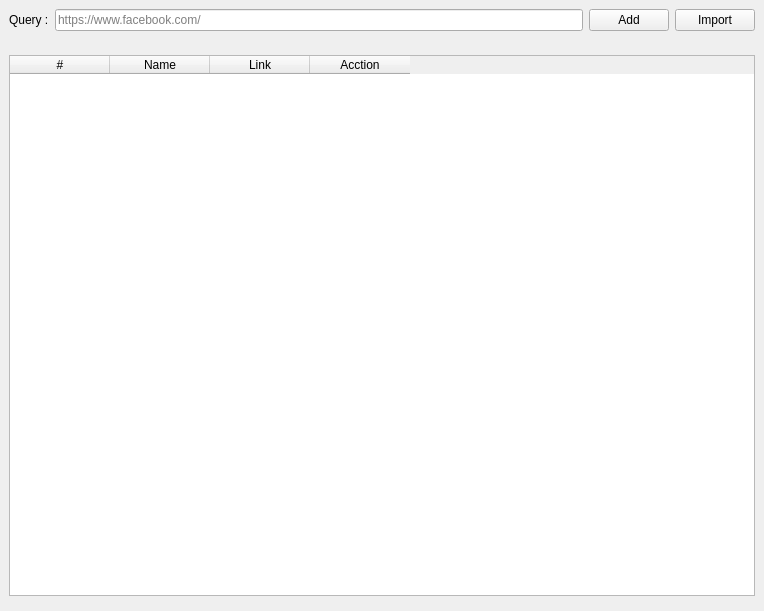
Qt form ui/facebook/Follow.ui (kreemkhaled112/GUI) before a commit.
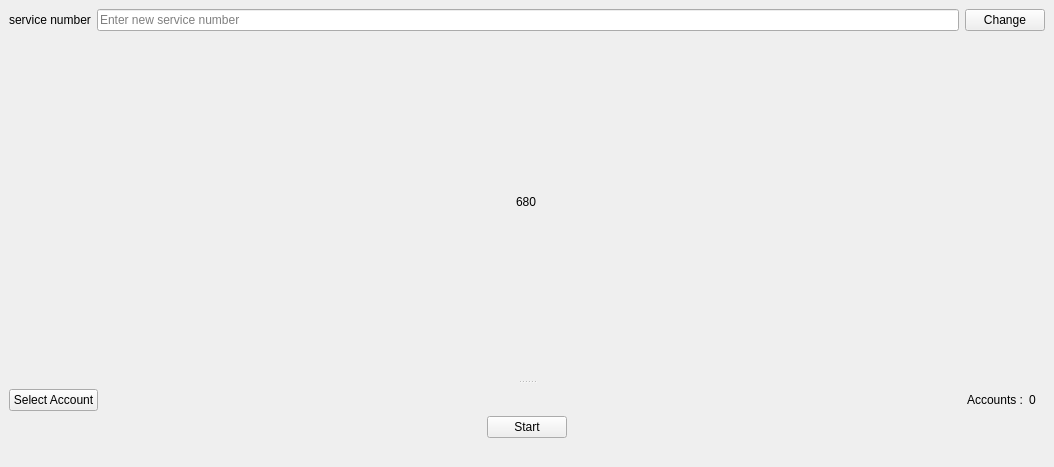
The same form after that commit.

Patch:
```diff
--- a/ui/facebook/Follow.ui
+++ b/ui/facebook/Follow.ui
@@ -6,8 +6,8 @@
    <rect>
     <x>0</x>
     <y>0</y>
-    <width>764</width>
-    <height>611</height>
+    <width>1054</width>
+    <height>467</height>
    </rect>
   </property>
   <property name="windowTitle">
@@ -29,83 +29,204 @@
    <property name="bottomMargin">
     <number>0</number>
    </property>
-   <property name="horizontalSpacing">
+   <property name="spacing">
     <number>0</number>
    </property>
-   <item row="2" column="0">
-    <widget class="QWidget" name="widget_1" native="true">
-     <layout class="QGridLayout" name="gridLayout_2">
       <item row="0" column="0">
-       <widget class="QTableWidget" name="table">
-        <column>
-         <property name="text">
-          <string>#</string>
-         </property>
-        </column>
-        <column>
-         <property name="text">
-          <string>Name</string>
-         </property>
-        </column>
-        <column>
-         <property name="text">
-          <string>Link</string>
-         </property>
-        </column>
-        <column>
-         <property name="text">
-          <string>Acction</string>
-         </property>
-        </column>
-       </widget>
-      </item>
-     </layout>
-    </widget>
-   </item>
-   <item row="3" column="0">
-    <widget class="QWidget" name="widget_Edit" native="true"/>
-   </item>
-   <item row="1" column="0">
+    <widget class="QSplitter" name="splitter">
+     <property name="orientation">
+      <enum>Qt::Vertical</enum>
+     </property>
     <widget class="QWidget" name="widget" native="true">
-     <layout class="QHBoxLayout" name="horizontalLayout">
+      <property name="minimumSize">
+       <size>
+        <width>0</width>
+        <height>380</height>
+       </size>
+      </property>
+      <layout class="QVBoxLayout" name="verticalLayout_3">
+       <property name="spacing">
+        <number>0</number>
+       </property>
+       <property name="leftMargin">
+        <number>0</number>
+       </property>
+       <property name="topMargin">
+        <number>0</number>
+       </property>
+       <property name="rightMargin">
+        <number>0</number>
+       </property>
+       <property name="bottomMargin">
+        <number>0</number>
+       </property>
       <item>
-       <widget class="QLabel" name="label">
+        <widget class="QWidget" name="widget_3" native="true">
+         <layout class="QVBoxLayout" name="verticalLayout_2">
+          <property name="spacing">
+           <number>0</number>
+          </property>
+          <property name="topMargin">
+           <number>9</number>
+          </property>
+          <property name="bottomMargin">
+           <number>0</number>
+          </property>
+          <item alignment="Qt::AlignTop">
+           <widget class="QWidget" name="widget_38" native="true">
+            <layout class="QHBoxLayout" name="horizontalLayout_9">
+             <property name="spacing">
+              <number>6</number>
+             </property>
+             <property name="leftMargin">
+              <number>0</number>
+             </property>
+             <property name="topMargin">
+              <number>0</number>
+             </property>
+             <property name="rightMargin">
+              <number>0</number>
+             </property>
+             <property name="bottomMargin">
+              <number>0</number>
+             </property>
+             <item>
+              <widget class="QLabel" name="label_1">
         <property name="text">
-         <string>Query :</string>
+                <string>service number</string>
         </property>
        </widget>
       </item>
       <item>
        <widget class="QLineEdit" name="lineEdit">
         <property name="placeholderText">
-         <string>https://www.facebook.com/</string>
+                <string>Enter new service number</string>
         </property>
        </widget>
       </item>
       <item>
-       <widget class="QPushButton" name="add">
+              <widget class="QPushButton" name="pushButton">
         <property name="text">
-         <string>Add</string>
+                <string>Change</string>
         </property>
        </widget>
       </item>
+            </layout>
+           </widget>
+          </item>
+          <item alignment="Qt::AlignHCenter|Qt::AlignTop">
+           <widget class="QLabel" name="label">
+            <property name="text">
+             <string>680</string>
+            </property>
+           </widget>
+          </item>
+         </layout>
+        </widget>
+       </item>
+      </layout>
+     </widget>
+     <widget class="QWidget" name="widget_4" native="true">
+      <layout class="QVBoxLayout" name="verticalLayout">
+       <property name="spacing">
+        <number>0</number>
+       </property>
+       <property name="leftMargin">
+        <number>0</number>
+       </property>
+       <property name="topMargin">
+        <number>0</number>
+       </property>
+       <property name="rightMargin">
+        <number>0</number>
+       </property>
+       <property name="bottomMargin">
+        <number>0</number>
+       </property>
+       <item alignment="Qt::AlignBottom">
+        <widget class="QWidget" name="widget_2" native="true">
+         <layout class="QVBoxLayout" name="verticalLayout_16">
+          <property name="spacing">
+           <number>0</number>
+          </property>
+          <property name="leftMargin">
+           <number>0</number>
+          </property>
+          <property name="topMargin">
+           <number>0</number>
+          </property>
+          <property name="rightMargin">
+           <number>0</number>
+          </property>
+          <property name="bottomMargin">
+           <number>0</number>
+          </property>
       <item>
-       <widget class="QPushButton" name="import1">
-        <property name="acceptDrops">
-         <bool>false</bool>
-        </property>
-        <property name="toolTip">
-         <string/>
-        </property>
-        <property name="toolTipDuration">
-         <number>-1</number>
-        </property>
+           <widget class="QWidget" name="widget_Select" native="true">
+            <layout class="QHBoxLayout" name="horizontalLayout_4">
+             <property name="spacing">
+              <number>0</number>
+             </property>
+             <property name="topMargin">
+              <number>0</number>
+             </property>
+             <property name="bottomMargin">
+              <number>0</number>
+             </property>
+             <item alignment="Qt::AlignLeft">
+              <widget class="QPushButton" name="Select_Account">
         <property name="text">
-         <string>Import</string>
+                <string>Select Account</string>
         </property>
        </widget>
       </item>
-     </layout>
+             <item alignment="Qt::AlignRight">
+              <widget class="QWidget" name="widget_5" native="true">
+               <layout class="QHBoxLayout" name="horizontalLayout_3">
+                <item>
+                 <widget class="QLabel" name="Accounts">
+                  <property name="text">
+                   <string>Accounts :</string>
+                  </property>
+                 </widget>
+                </item>
+                <item>
+                 <widget class="QLabel" name="Number_Account">
+                  <property name="text">
+                   <string>0</string>
+                  </property>
+                 </widget>
+                </item>
+               </layout>
+              </widget>
+             </item>
+            </layout>
+           </widget>
+          </item>
+          <item alignment="Qt::AlignHCenter|Qt::AlignVCenter">
+           <widget class="QPushButton" name="Start">
+            <property name="styleSheet">
+             <string notr="true">QPushButton:checked{
+background-color: rgb(255, 0, 0);
+}
+</string>
+            </property>
+            <property name="text">
+             <string>Start</string>
+            </property>
+            <property name="checkable">
+             <bool>true</bool>
+            </property>
+           </widget>
+          </item>
+         </layout>
+        </widget>
+       </item>
+       <item>
+        <widget class="QWidget" name="widget_Info" native="true"/>
+       </item>
+      </layout>
+     </widget>
     </widget>
    </item>
   </layout>
```
Lines whose indentation alone changed are shown as unchanged.
